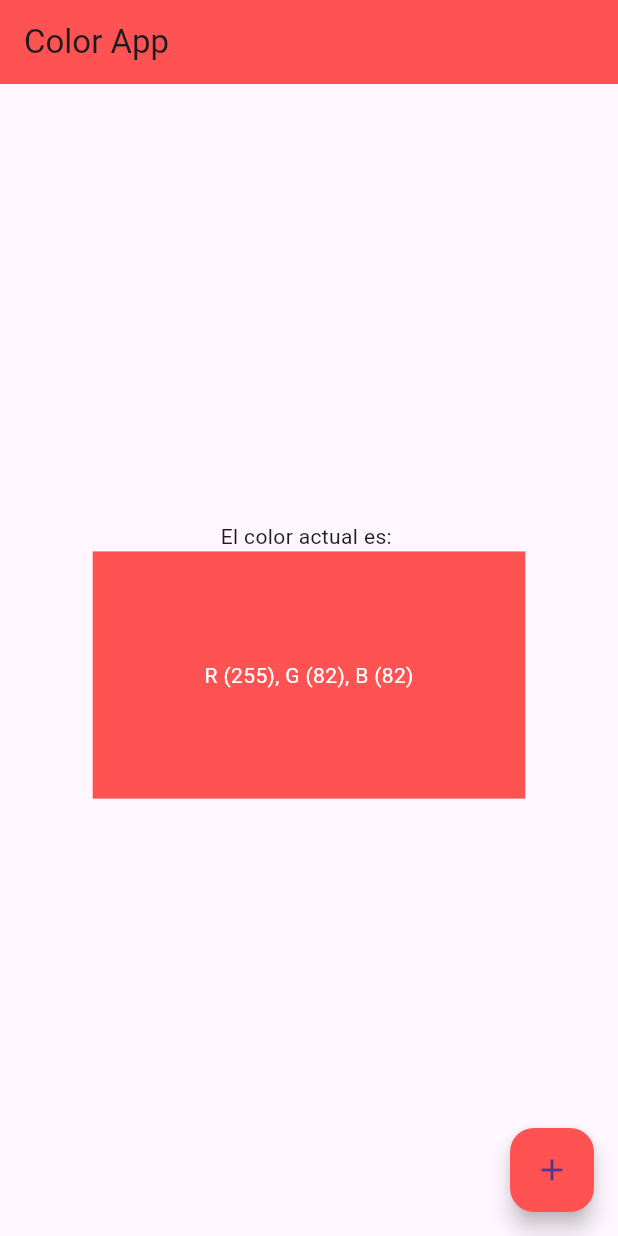
After one commit to Jefrey13/Flutter_Course, a Flutter app: the Home screen opened directly, on a phone screen of 412 x 824 dp. The commit adds this screen. Run offline on Flutter 3.47's test engine with Material 3 defaults, Android fonts, the phone set to English and light mode, and no system bars; our stand-ins replace font_awesome_flutter.

Commit message:
feat: Implement various Flutter widgets and state management techniques

```diff
--- a/lib/widget/10main.dart
+++ b/lib/widget/10main.dart
@@ -1,6 +1,7 @@
 import 'package:flutter/cupertino.dart';
 import 'package:flutter/material.dart';
 
+//Texts
 void main() {
   runApp(MyApp());
 }
--- a/lib/widget/12main.dart
+++ b/lib/widget/12main.dart
@@ -1,5 +1,6 @@
 import 'package:flutter/material.dart';
 
+//Stteper
 void main() {
   runApp(MyApp());
 }
--- /dev/null
+++ b/lib/widget/13main.dart
@@ -0,0 +1,86 @@
+import 'dart:core';
+import 'dart:math';
+import 'package:flutter/material.dart';
+
+// Stateless & Stateful
+
+void main() => runApp(App());
+
+class App extends StatelessWidget {
+  const App({Key? key}) : super(key: key);
+
+  @override
+  Widget build(BuildContext context) {
+    return MaterialApp(
+      title: "Stateful",
+      debugShowCheckedModeBanner: false,
+      home: Home(),
+    );
+  }
+}
+
+/* Creamos esta clase y no agregamos directamente el scaffold,
+   Es por que si ahora se requiere hacer mas cosas y necesitamos que tenga
+   esta estructura para que todo cuelgue directamente de material app, por que ahora
+   vamos a empezar a utilizar widgets y los widgets necesitan  colgar de material app
+   o uno de estos lienzos que explicamos al principios.
+*/
+
+class Home extends StatefulWidget {
+  Home({Key? key}) : super(key: key);
+
+  @override
+  _HomeState createState() => _HomeState();
+}
+
+class _HomeState extends State<Home> {
+  String title = 'Color App';
+  Color color = Colors.redAccent;
+
+  int _red = 0;
+  int _blue = 0;
+  int _green = 0;
+
+  @override
+  Widget build(BuildContext context) {
+    return Scaffold(
+      appBar: AppBar(
+        title: Text(title),
+        backgroundColor: color,
+      ),
+      body: Center(
+        child: Column(
+          mainAxisAlignment: MainAxisAlignment.center,
+          children: [
+            Text("El color actual es: "),
+            Container(
+              color: color,
+              height: MediaQuery.of(context).size.height * 0.2,
+              width: MediaQuery.of(context).size.width * 0.7,
+              alignment: Alignment.center,
+              child: Text(
+                'R (${color.red}), G (${color.green}), B (${color.blue})',
+                style: TextStyle(color: Colors.white),
+              ),
+            )
+          ],
+        ),
+      ),
+      floatingActionButton: FloatingActionButton(
+        child: Icon(Icons.add),
+        onPressed: _changeColor,
+        backgroundColor: color,
+      ),
+    );
+  }
+
+  void _changeColor() {
+    _red = Random.secure().nextInt(256);
+    _green = Random.secure().nextInt(256);
+    _blue = Random.secure().nextInt(256);
+
+    setState(() {
+      color = Color.fromRGBO(_red, _green, _blue, 1);
+    });
+  }
+}
--- /dev/null
+++ b/lib/widget/contador_provider.dart
@@ -0,0 +1,18 @@
+import 'package:provider/provider.dart';
+import 'package:flutter/material.dart';
+
+class ContadorProvider with ChangeNotifier{
+  ContadorProvider(this._counter);
+
+  int _counter;
+  int get counter => _counter;
+
+  set counter(int value){
+    _counter = value;
+  }
+
+  void increment(){
+    _counter++;
+    notifyListeners();
+  }
+}
--- a/pubspec.yaml
+++ b/pubspec.yaml
@@ -37,6 +37,7 @@ dependencies:
   cupertino_icons: ^1.0.6
   font_awesome_flutter: ^10.1.0
   google_fonts: ^6.2.1
+  provider: ^6.0.3
 
 dev_dependencies:
   flutter_test:
```
Also changed, not shown: lib/widget/14main.dart (added, +55 -0 lines), lib/widget/15.1ControladorContador.dart (added, +20 -0 lines), lib/widget/15main.dart (added, +71 -0 lines), lib/widget/16main.dart (added, +76 -0 lines), lib/widget/17main.dart (added, +92 -0 lines), lib/widget/18main.dart (added, +149 -0 lines), pubspec.lock.
